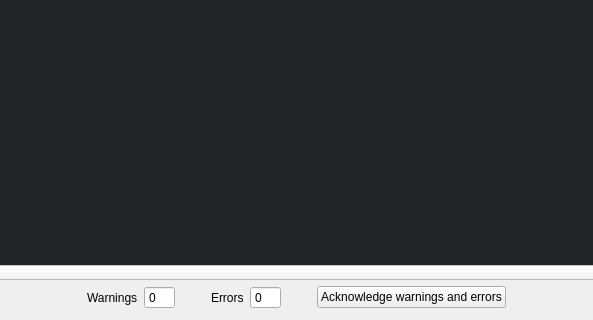
First picture: the form in guis/uis/logs.ui, repository janis-hag/kalao-ics, before the edit; both pictures show x 137 to 730 and y 273 to 593 of the 1073 by 593 pixel window.
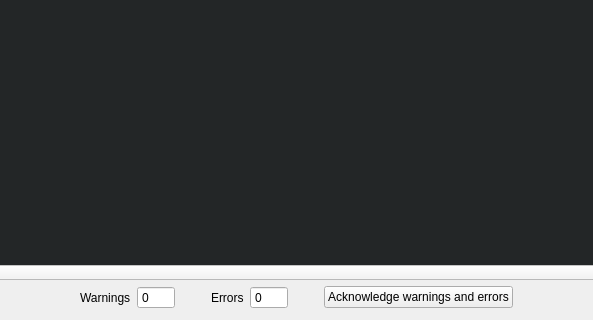
Second picture: the form after the edit. Custom widgets are drawn as their Qt base class.

Diff of the .ui file:
```diff
--- a/guis/uis/logs.ui
+++ b/guis/uis/logs.ui
@@ -73,7 +73,7 @@
         <enum>QAbstractSpinBox::NoButtons</enum>
        </property>
        <property name="maximum">
-        <number>999</number>
+        <number>9999</number>
        </property>
       </widget>
      </item>
@@ -109,7 +109,7 @@
         <enum>QAbstractSpinBox::NoButtons</enum>
        </property>
        <property name="maximum">
-        <number>999</number>
+        <number>9999</number>
        </property>
       </widget>
      </item>
```
